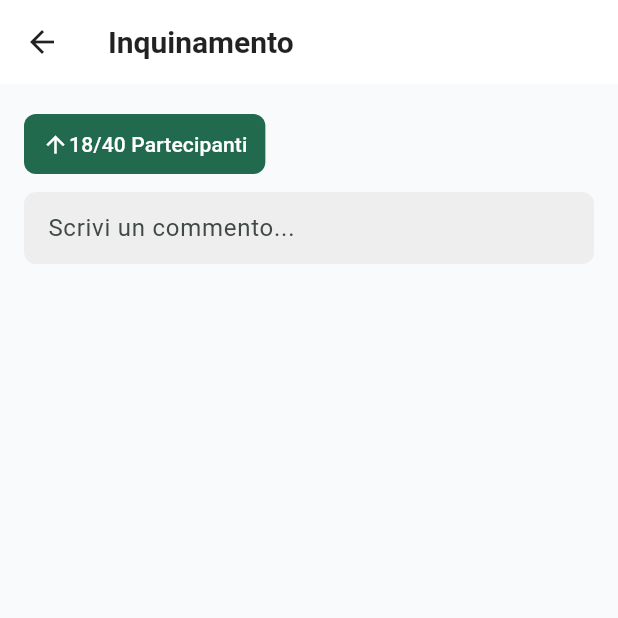
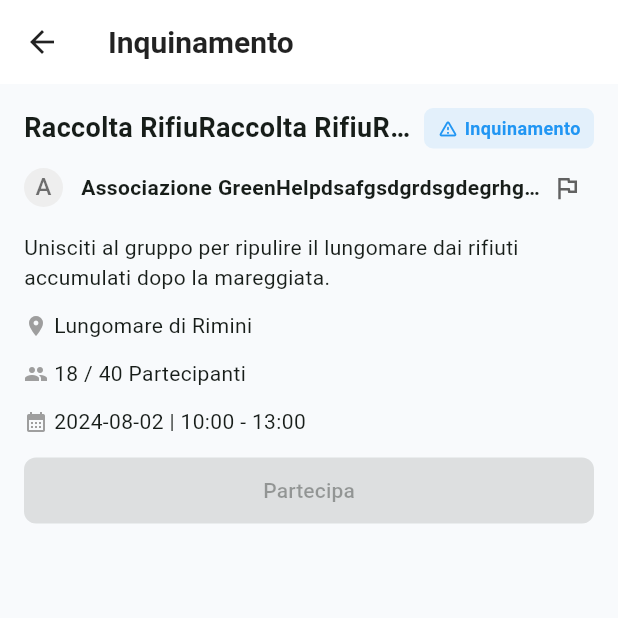
Before and after one commit to kappall/GreenLink, a Flutter app: the VolunteeringScreen screen opened by its route, after a tap on "Partecipa", on a phone screen of 412 x 824 dp, the top half of it. Run offline on Flutter 3.47's test engine with Material 3 defaults, Android fonts, the phone set to English and light mode, and no system bars; our stand-ins replace flutter_riverpod, freezed_annotation, go_router.

Commit message:
feat: refactor name

```diff
--- a/lib/features/event/screen/event_info.dart
+++ b/lib/features/event/screen/event_info.dart
@@ -1,7 +1,7 @@
 
 import 'package:flutter/material.dart';
-import 'package:greenlinkapp/features/feed/widgets/button.dart';
 import 'package:greenlinkapp/features/volunteering/domain/event.dart';
+import 'package:greenlinkapp/features/volunteering/widgets/eventcard.dart';
 
 class EventInfoScreen extends StatefulWidget {
   final Event e;
@@ -23,44 +23,9 @@ class _EventInfoScreenState extends State<EventInfoScreen> {
           child: Column(
             crossAxisAlignment: CrossAxisAlignment.start,
             children: [
-              Row(
-                mainAxisAlignment: MainAxisAlignment.start,
-                children: [
-                  ButtonWidget(
-                    label: "${widget.e.participantsCurrent}/${widget.e.participantsMax} Partecipanti",
-                    onPressed: () {
-                      setState(() {
-
-                      });
-                    },
-                    icon: const Icon(Icons.arrow_upward, color: Colors.white),
-                  ),
-                  const SizedBox(width: 16),
-                  Text(
-                    "",
-                  ),
-                ],
+              EventCard(
+                event: widget.e,
               ),
-
-              // comments section
-              const SizedBox(height: 8),
-              TextField(
-                controller: TextEditingController(),
-                decoration: InputDecoration(
-                  hintText: 'Scrivi un commento...',
-                  filled: true,
-                  fillColor: Colors.grey[200],
-                  border: OutlineInputBorder(
-                    borderRadius: BorderRadius.circular(8),
-                    borderSide: BorderSide.none,
-                  ),
-                  contentPadding: EdgeInsets.symmetric(
-                    horizontal: 12,
-                    vertical: 12,
-                  ),
-                ),
-              ),
-
               const SizedBox(height: 16),
             ],
           ),
--- a/lib/features/volunteering/screen/volunteeringfeed.dart
+++ b/lib/features/volunteering/screen/volunteeringfeed.dart
@@ -1,6 +1,6 @@
 import 'package:flutter/material.dart';
 import 'package:greenlinkapp/features/volunteering/domain/event.dart';
-import 'package:greenlinkapp/features/volunteering/widgets/volunteeringcard.dart';
+import 'package:greenlinkapp/features/volunteering/widgets/eventcard.dart';
 import 'package:greenlinkapp/core/common/widgets/card.dart';
 import 'package:greenlinkapp/features/volunteering/widgets/button.dart';
 import 'package:go_router/go_router.dart';
@@ -11,7 +11,7 @@ class VolunteeringScreen extends StatelessWidget {
 
   @override
   Widget build(BuildContext context) {
-    final isPartner = true;
+    final isPartner = true; // Simulazione del controllo del ruolo partner
     final List<Event> events = [
       //hardcoded sample events
       Event(
```
Also changed, not shown: lib/features/volunteering/widgets/eventcard.dart (renamed from lib/features/volunteering/widgets/volunteeringcard.dart).
